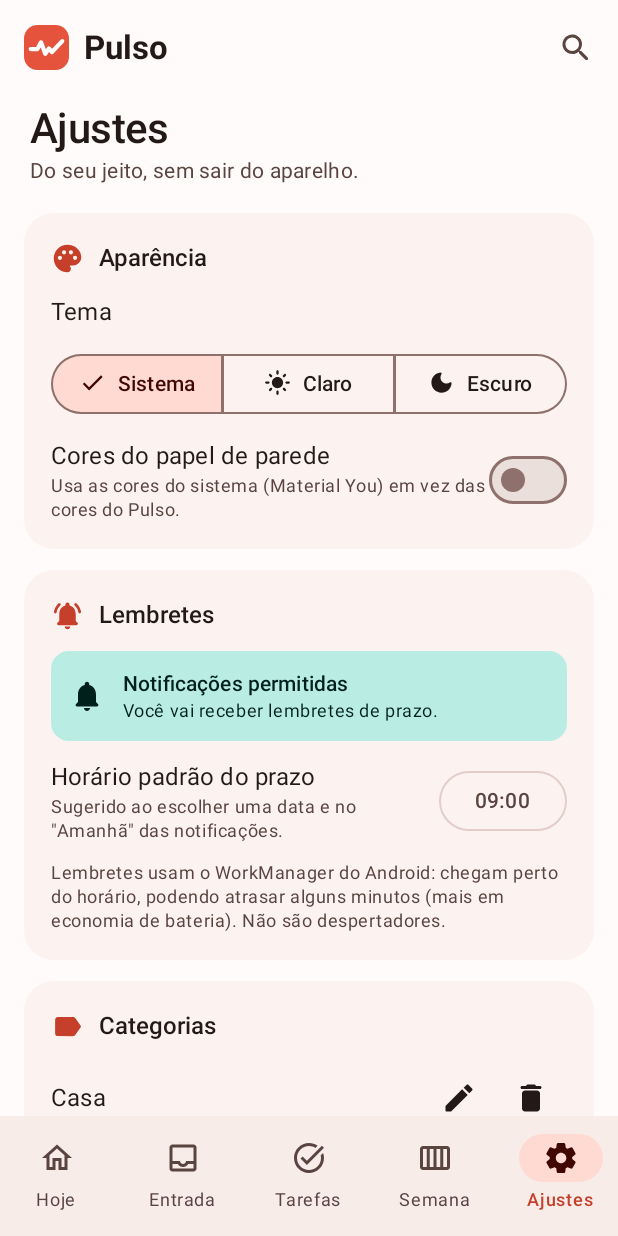
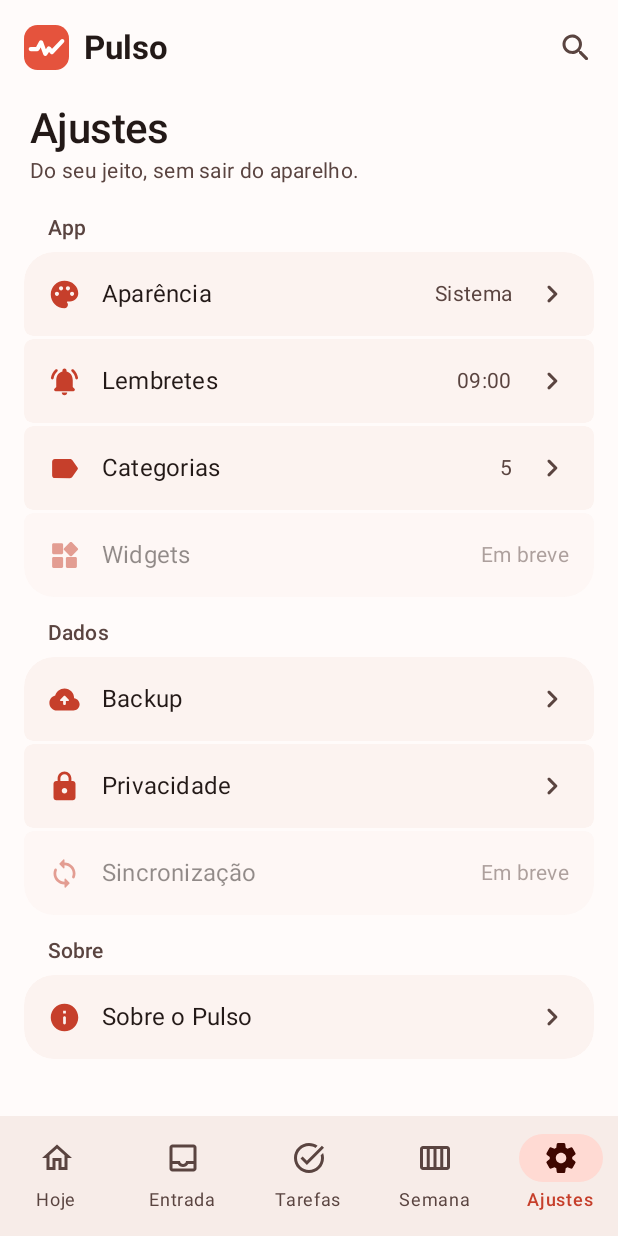
Before and after one commit to carrijoga/pulso, an Android app built with Jetpack Compose: the screen it shows after launch (MainActivity), item 5 of the bottom bar chosen, on a phone screen of 412 x 824 dp. Run offline under Robolectric (Android 15) with nearby library versions, the phone set to English and light mode, and no system bars; our stand-ins replace Room's generated code; libraries missing offline, so code that uses them is left out: androidx.glance, androidx.glance.appwidget.

Commit message:
feat(ui): settings as grouped index with sub-pages
- Ajustes root is now an index (App / Dados / Sobre) of rows with
  current value and chevron; content moved to sub-pages via Overlay.
- Widgets and Sincronização shown as disabled "Em breve" rows
  (SPEC 014 / SPEC 004).
- Hábitos removed from Ajustes (reachable from Hoje).
- Back from a category opened in Categorias returns to that sub-page.
- SPEC 016 documents the structure.

Co-Authored-By: Claude Opus 5.5 <noreply@anthropic.com>

```diff
--- a/app/src/main/java/dev/pulso/app/ui/PulsoScreens.kt
+++ b/app/src/main/java/dev/pulso/app/ui/PulsoScreens.kt
@@ -141,6 +141,8 @@ private enum class Overlay(val title: String) {
     SEARCH("Buscar"), REVIEW("Revisão semanal"), HABITS("Hábitos"),
     /** Title is the category name (see [PulsoScreens]). */
     CATEGORY("Categoria"),
+    SETTINGS_APPEARANCE("Aparência"), SETTINGS_REMINDERS("Lembretes"), SETTINGS_CATEGORIES("Categorias"),
+    SETTINGS_BACKUP("Backup"), SETTINGS_PRIVACY("Privacidade"), SETTINGS_ABOUT("Sobre o Pulso"),
 }
 
 /** Which editor sheet is open. Stored as ids so it survives rotation and follows Room updates. */
@@ -169,6 +171,8 @@ fun PulsoScreens(vm: PulsoViewModel) {
     var tab by rememberSaveable { mutableStateOf(Tab.TODAY) }
     var overlay by rememberSaveable { mutableStateOf<Overlay?>(null) }
     var categoryName by rememberSaveable { mutableStateOf<String?>(null) }
+    // Where Voltar goes from the category overlay (the Categorias sub-page); null = back to the tab.
+    var categoryBack by rememberSaveable { mutableStateOf<Overlay?>(null) }
     var editorKey by rememberSaveable { mutableStateOf<String?>(null) }
     // Day in focus on the Semana tab (epoch day); the "+" creates a task on it.
     var weekFocus by rememberSaveable { mutableLongStateOf(LocalDate.now().toEpochDay()) }
@@ -200,7 +204,8 @@ fun PulsoScreens(vm: PulsoViewModel) {
         toggleTask = { task, done -> if (done && task.openSubtasks > 0) pendingParent = task.id else vm.complete(task.id, done) },
         organizeInbox = { editorKey = "organize:${it.id}" },
     )
-    BackHandler(enabled = overlay != null) { overlay = null }
+    val goBack = { overlay = if (overlay == Overlay.CATEGORY) categoryBack else null; categoryBack = null }
+    BackHandler(enabled = overlay != null) { goBack() }
     BackHandler(enabled = overlay == null && tab != Tab.TODAY) { tab = Tab.TODAY }
 
     // One list state per tab so scroll position survives switching, and drives the FAB.
@@ -215,7 +220,7 @@ fun PulsoScreens(vm: PulsoViewModel) {
             TopAppBar(
                 colors = TopAppBarDefaults.topAppBarColors(containerColor = MaterialTheme.colorScheme.surface),
                 navigationIcon = {
-                    if (overlay != null) IconButton(onClick = { overlay = null }) {
+                    if (overlay != null) IconButton(onClick = goBack) {
                         Icon(Icons.AutoMirrored.Rounded.ArrowBack, contentDescription = "Voltar")
                     }
                 },
@@ -304,6 +309,13 @@ fun PulsoScreens(vm: PulsoViewModel) {
                     Overlay.CATEGORY.name -> Box(Modifier.padding(horizontal = 16.dp)) {
                         CategoryScreen(categoryName.orEmpty(), state, actions, onNewTask = { editorKey = "newcat:$it" })
                     }
+                    Overlay.SETTINGS_APPEARANCE.name -> AppearanceSettings(state, vm)
+                    Overlay.SETTINGS_REMINDERS.name -> ReminderSettings(state, vm, notifications)
+                    Overlay.SETTINGS_CATEGORIES.name -> CategorySettings(state, vm,
+                        onOpenCategory = { categoryName = it; categoryBack = Overlay.SETTINGS_CATEGORIES; overlay = Overlay.CATEGORY })
+                    Overlay.SETTINGS_BACKUP.name -> BackupSettings(vm)
+                    Overlay.SETTINGS_PRIVACY.name -> PrivacySettings()
+                    Overlay.SETTINGS_ABOUT.name -> AboutSettings()
                     Tab.TODAY.name -> TodayScreen(state, actions, listStates.getValue(Tab.TODAY),
                         habits = habitState, habitVm = habitVm,
                         onReview = { overlay = Overlay.REVIEW }, onOpenHabits = { overlay = Overlay.HABITS },
@@ -314,8 +326,16 @@ fun PulsoScreens(vm: PulsoViewModel) {
                         focusDay = LocalDate.ofEpochDay(weekFocus), onFocusDay = { weekFocus = it.toEpochDay() },
                         onReschedule = vm::reschedule, onOpenTasks = { tab = Tab.TASKS })
                     else -> Column(Modifier.padding(horizontal = 16.dp)) {
-                        SettingsScreen(state, vm, notifications, onOpenHabits = { overlay = Overlay.HABITS },
-                            onOpenCategory = { categoryName = it; overlay = Overlay.CATEGORY })
+                        SettingsScreen(state, notifications, onOpen = { page ->
+                            overlay = when (page) {
+                                SettingsPage.APPEARANCE -> Overlay.SETTINGS_APPEARANCE
+                                SettingsPage.REMINDERS -> Overlay.SETTINGS_REMINDERS
+                                SettingsPage.CATEGORIES -> Overlay.SETTINGS_CATEGORIES
+                                SettingsPage.BACKUP -> Overlay.SETTINGS_BACKUP
+                                SettingsPage.PRIVACY -> Overlay.SETTINGS_PRIVACY
+                                SettingsPage.ABOUT -> Overlay.SETTINGS_ABOUT
+                            }
+                        })
                     }
                 }
             }
--- a/app/src/main/java/dev/pulso/app/ui/SettingsScreen.kt
+++ b/app/src/main/java/dev/pulso/app/ui/SettingsScreen.kt
@@ -29,7 +29,6 @@ import androidx.compose.material.icons.rounded.DarkMode
 import androidx.compose.material.icons.rounded.LightMode
 import androidx.compose.material.icons.rounded.NotificationsActive
 import androidx.compose.material.icons.rounded.Palette
-import androidx.compose.material.icons.rounded.Repeat
 import androidx.compose.material.icons.automirrored.rounded.Label
 import androidx.compose.material3.SegmentedButton
 import androidx.compose.material3.SegmentedButtonDefaults
@@ -51,6 +50,17 @@ import androidx.compose.material3.MaterialTheme
 import androidx.compose.material3.OutlinedButton
 import androidx.compose.material3.OutlinedTextField
 import androidx.compose.material3.Text
+import androidx.compose.material3.Surface
+import androidx.compose.foundation.layout.ColumnScope
+import androidx.compose.foundation.shape.RoundedCornerShape
+import androidx.compose.ui.draw.alpha
+import androidx.compose.ui.draw.clip
+import androidx.compose.ui.graphics.Shape
+import androidx.compose.ui.graphics.vector.ImageVector
+import androidx.compose.material.icons.automirrored.rounded.KeyboardArrowRight
+import androidx.compose.material.icons.rounded.Widgets
+import androidx.compose.material.icons.rounded.Sync
+import androidx.compose.material.icons.rounded.Info
 import androidx.compose.material3.TextButton
 import androidx.compose.runtime.Composable
 import androidx.compose.runtime.getValue
@@ -78,14 +88,149 @@ import kotlinx.coroutines.withContext
 import java.time.LocalTime
 import java.time.format.DateTimeFormatter
 
+/** Sub-pages of the Ajustes index; [PulsoScreens] maps each one to an overlay. */
+enum class SettingsPage { APPEARANCE, REMINDERS, CATEGORIES, BACKUP, PRIVACY, ABOUT }
+
+private class SettingsRowData(
+    val icon: ImageVector, val label: String, val value: String, val onClick: (() -> Unit)? = null,
+)
+
+private val OuterCorner = 20.dp
+private val InnerCorner = 6.dp
+
+@Composable
+private fun appVersion(): String {
+    val context = LocalContext.current
+    return remember { runCatching { context.packageManager.getPackageInfo(context.packageName, 0).versionName }.getOrNull().orEmpty() }
+}
+
 @Composable
 fun SettingsScreen(
     state: PulsoUiState,
-    vm: PulsoViewModel,
     notifications: NotificationPermissionState,
-    onOpenHabits: () -> Unit,
-    onOpenCategory: (String) -> Unit,
+    onOpen: (SettingsPage) -> Unit,
 ) {
+    val reminders = if (notifications.access == NotificationAccess.ALLOWED)
+        state.settings.defaultDueTime.format(DateTimeFormatter.ofPattern("HH:mm")) else "Desativados"
+    Column(Modifier.verticalScroll(rememberScrollState()), verticalArrangement = Arrangement.spacedBy(14.dp)) {
+        ScreenTitle("Ajustes", "Do seu jeito, sem sair do aparelho.")
+        SettingsGroup("App", listOf(
+            SettingsRowData(Icons.Rounded.Palette, "Aparência", state.settings.appearance.themeMode.label) { onOpen(SettingsPage.APPEARANCE) },
+            SettingsRowData(Icons.Rounded.NotificationsActive, "Lembretes", reminders) { onOpen(SettingsPage.REMINDERS) },
+            SettingsRowData(Icons.AutoMirrored.Rounded.Label, "Categorias", "${state.categories.size}") { onOpen(SettingsPage.CATEGORIES) },
+            SettingsRowData(Icons.Rounded.Widgets, "Widgets", "Em breve"), // planned: SPEC 014
+        ))
+        SettingsGroup("Dados", listOf(
+            SettingsRowData(Icons.Rounded.Backup, "Backup", "") { onOpen(SettingsPage.BACKUP) },
+            SettingsRowData(Icons.Rounded.Lock, "Privacidade", "") { onOpen(SettingsPage.PRIVACY) },
+            SettingsRowData(Icons.Rounded.Sync, "Sincronização", "Em breve"), // planned: SPEC 004
+        ))
+        SettingsGroup("Sobre", listOf(
+            SettingsRowData(Icons.Rounded.Info, "Sobre o Pulso", appVersion()) { onOpen(SettingsPage.ABOUT) },
+        ))
+        Spacer(Modifier.height(104.dp))
+    }
+}
+
+@Composable
+private fun SettingsGroup(title: String, rows: List<SettingsRowData>) {
+    Column(verticalArrangement = Arrangement.spacedBy(2.dp)) {
+        Text(title, style = MaterialTheme.typography.labelLarge, color = MaterialTheme.colorScheme.onSurfaceVariant,
+            modifier = Modifier.padding(start = 16.dp, bottom = 4.dp))
+        rows.forEachIndexed { index, row ->
+            val top = if (index == 0) OuterCorner else InnerCorner
+            val bottom = if (index == rows.lastIndex) OuterCorner else InnerCorner
+            SettingsRow(row, RoundedCornerShape(topStart = top, topEnd = top, bottomStart = bottom, bottomEnd = bottom))
+        }
+    }
+}
+
+/** A row without [SettingsRowData.onClick] is a planned placeholder: dimmed, no chevron, not clickable. */
+@Composable
+private fun SettingsRow(row: SettingsRowData, shape: Shape) {
+    val description = if (row.value.isEmpty()) row.label else "${row.label}, ${row.value.replaceFirstChar { it.lowercase() }}"
+    val interaction = if (row.onClick != null) Modifier.clickable(role = Role.Button, onClick = row.onClick) else Modifier.alpha(0.5f)
+    Surface(shape = shape, color = MaterialTheme.colorScheme.surfaceContainerLow, modifier = Modifier.fillMaxWidth()
+        .clip(shape).then(interaction).semantics(mergeDescendants = true) { contentDescription = description }) {
+        Row(Modifier.heightIn(min = 56.dp).padding(horizontal = 16.dp), verticalAlignment = Alignment.CenterVertically,
+            horizontalArrangement = Arrangement.spacedBy(14.dp)) {
+            Icon(row.icon, contentDescription = null, tint = MaterialTheme.colorScheme.primary, modifier = Modifier.size(22.dp))
+            Text(row.label, Modifier.weight(1f), style = MaterialTheme.typography.bodyLarge)
+            if (row.value.isNotEmpty()) Text(row.value, style = MaterialTheme.typography.bodyMedium,
+                color = MaterialTheme.colorScheme.onSurfaceVariant)
+            if (row.onClick != null) Icon(Icons.AutoMirrored.Rounded.KeyboardArrowRight, contentDescription = null,
+                tint = MaterialTheme.colorScheme.onSurfaceVariant)
+        }
+    }
+}
+
+@Composable
+private fun SubPage(content: @Composable ColumnScope.() -> Unit) {
+    Column(Modifier.verticalScroll(rememberScrollState()).padding(horizontal = 16.dp),
+        verticalArrangement = Arrangement.spacedBy(14.dp), content = content)
+}
+
+@Composable
+fun AppearanceSettings(state: PulsoUiState, vm: PulsoViewModel) = SubPage {
+    Text("Tema")
+    SingleChoiceSegmentedButtonRow(Modifier.fillMaxWidth()) {
+        ThemeMode.entries.forEachIndexed { index, mode ->
+            SegmentedButton(selected = state.settings.appearance.themeMode == mode, onClick = { vm.themeMode(mode) },
+                colors = SegmentedButtonDefaults.colors(activeContainerColor = MaterialTheme.colorScheme.primaryContainer,
+                    activeContentColor = MaterialTheme.colorScheme.onPrimaryContainer),
+                shape = SegmentedButtonDefaults.itemShape(index, ThemeMode.entries.size),
+                icon = { SegmentedButtonDefaults.Icon(state.settings.appearance.themeMode == mode) {
+                    Icon(when (mode) { ThemeMode.SYSTEM -> Icons.Rounded.BrightnessAuto
+                        ThemeMode.LIGHT -> Icons.Rounded.LightMode; ThemeMode.DARK -> Icons.Rounded.DarkMode },
+                        contentDescription = null, modifier = Modifier.size(SegmentedButtonDefaults.IconSize))
+                } }) { Text(mode.label) }
+        }
+    }
+    // The whole row toggles, so TalkBack reads the label together with the switch state.
+    if (android.os.Build.VERSION.SDK_INT >= 31) Row(Modifier.fillMaxWidth().toggleable(
+        value = state.settings.appearance.dynamicColor, role = Role.Switch, onValueChange = vm::dynamicColor),
+        verticalAlignment = Alignment.CenterVertically) {
+        Column(Modifier.weight(1f)) {
+            Text("Cores do papel de parede")
+            Text("Usa as cores do sistema (Material You) em vez das cores do Pulso.",
+                style = MaterialTheme.typography.bodySmall, color = MaterialTheme.colorScheme.onSurfaceVariant)
+        }
+        androidx.compose.material3.Switch(checked = state.settings.appearance.dynamicColor, onCheckedChange = null)
+    }
+}
+
+@Composable
+fun ReminderSettings(state: PulsoUiState, vm: PulsoViewModel, notifications: NotificationPermissionState) = SubPage {
+    val context = LocalContext.current
+    NotificationStatus(notifications)
+    val time = state.settings.defaultDueTime
+    Row(Modifier.fillMaxWidth(), verticalAlignment = Alignment.CenterVertically,
+        horizontalArrangement = Arrangement.SpaceBetween) {
+        Column(Modifier.weight(1f)) {
+            Text("Horário padrão do prazo")
+            Text("Sugerido ao escolher uma data e no \"Amanhã\" das notificações.",
+                style = MaterialTheme.typography.bodySmall, color = MaterialTheme.colorScheme.onSurfaceVariant)
+        }
+        val timeText = time.format(DateTimeFormatter.ofPattern("HH:mm"))
+        OutlinedButton(modifier = Modifier.semantics { contentDescription = "Horário padrão do prazo, $timeText. Alterar" },
+            onClick = {
+            TimePickerDialog(context, { _, hour, minute -> vm.defaultDueTime(LocalTime.of(hour, minute)) },
+                time.hour, time.minute, DateFormat.is24HourFormat(context)).show()
+        }) { Text(timeText) }
+    }
+    Text("Lembretes usam o WorkManager do Android: chegam perto do horário, podendo atrasar alguns minutos " +
+        "(mais em economia de bateria). Não são despertadores.",
+        style = MaterialTheme.typography.bodySmall, color = MaterialTheme.colorScheme.onSurfaceVariant)
+}
+
+@Composable
+fun CategorySettings(state: PulsoUiState, vm: PulsoViewModel, onOpenCategory: (String) -> Unit) = SubPage {
+    CategoryManager(state.categories, vm, onOpenCategory)
+}
+
+// The launchers live here so they are registered only while the Backup page is shown.
+@Composable
+fun BackupSettings(vm: PulsoViewModel) = SubPage {
     val context = LocalContext.current
     val scope = rememberCoroutineScope()
     var feedback by remember { mutableStateOf<String?>(null) }
@@ -115,74 +260,6 @@ fun SettingsScreen(
             }.onFailure { feedback = it.message }
         }
     }
-    Column(Modifier.verticalScroll(rememberScrollState()), verticalArrangement = Arrangement.spacedBy(14.dp)) {
-        ScreenTitle("Ajustes", "Do seu jeito, sem sair do aparelho.")
-
-        SettingsSection("Aparência", Icons.Rounded.Palette) {
-            Text("Tema")
-            SingleChoiceSegmentedButtonRow(Modifier.fillMaxWidth()) {
-                ThemeMode.entries.forEachIndexed { index, mode ->
-                    SegmentedButton(selected = state.settings.appearance.themeMode == mode, onClick = { vm.themeMode(mode) },
-                        colors = SegmentedButtonDefaults.colors(activeContainerColor = MaterialTheme.colorScheme.primaryContainer,
-                            activeContentColor = MaterialTheme.colorScheme.onPrimaryContainer),
-                        shape = SegmentedButtonDefaults.itemShape(index, ThemeMode.entries.size),
-                        icon = { SegmentedButtonDefaults.Icon(state.settings.appearance.themeMode == mode) {
-                            Icon(when (mode) { ThemeMode.SYSTEM -> Icons.Rounded.BrightnessAuto
-                                ThemeMode.LIGHT -> Icons.Rounded.LightMode; ThemeMode.DARK -> Icons.Rounded.DarkMode },
-                                contentDescription = null, modifier = Modifier.size(SegmentedButtonDefaults.IconSize))
-                        } }) { Text(mode.label) }
-                }
-            }
-            // The whole row toggles, so TalkBack reads the label together with the switch state.
-            if (android.os.Build.VERSION.SDK_INT >= 31) Row(Modifier.fillMaxWidth().toggleable(
-                value = state.settings.appearance.dynamicColor, role = Role.Switch, onValueChange = vm::dynamicColor),
-                verticalAlignment = Alignment.CenterVertically) {
-                Column(Modifier.weight(1f)) {
-                    Text("Cores do papel de parede")
-                    Text("Usa as cores do sistema (Material You) em vez das cores do Pulso.",
-                        style = MaterialTheme.typography.bodySmall, color = MaterialTheme.colorScheme.onSurfaceVariant)
-                }
-                androidx.compose.material3.Switch(checked = state.settings.appearance.dynamicColor,
-                    onCheckedChange = null)
-            }
-        }
-
-        SettingsSection("Lembretes", Icons.Rounded.NotificationsActive) {
-            NotificationStatus(notifications)
-            val time = state.settings.defaultDueTime
-            Row(Modifier.fillMaxWidth(), verticalAlignment = Alignment.CenterVertically,
-                horizontalArrangement = Arrangement.SpaceBetween) {
-                Column(Modifier.weight(1f)) {
-                    Text("Horário padrão do prazo")
-                    Text("Sugerido ao escolher uma data e no \"Amanhã\" das notificações.",
-                        style = MaterialTheme.typography.bodySmall, color = MaterialTheme.colorScheme.onSurfaceVariant)
-                }
-                val timeText = time.format(DateTimeFormatter.ofPattern("HH:mm"))
-                OutlinedButton(modifier = Modifier.semantics { contentDescription = "Horário padrão do prazo, $timeText. Alterar" },
-                    onClick = {
-                    TimePickerDialog(context, { _, hour, minute -> vm.defaultDueTime(LocalTime.of(hour, minute)) },
-                        time.hour, time.minute, DateFormat.is24HourFormat(context)).show()
-                }) { Text(timeText) }
-            }
-            Text("Lembretes usam o WorkManager do Android: chegam perto do horário, podendo atrasar alguns minutos " +
-                "(mais em economia de bateria). Não são despertadores.",
-                style = MaterialTheme.typography.bodySmall, color = MaterialTheme.colorScheme.onSurfaceVariant)
-        }
-
-        SettingsSection("Categorias", Icons.AutoMirrored.Rounded.Label) { CategoryManager(state.categories, vm, onOpenCategory) }
-
-        SettingsSection("Hábitos", Icons.Rounded.Repeat) {
-            Text("Rotinas que se marcam com um toque por dia. Ficam fora da lista de tarefas.",
-                style = MaterialTheme.typography.bodySmall, color = MaterialTheme.colorScheme.onSurfaceVariant)
-            OutlinedButton(onClick = onOpenHabits, modifier = Modifier.fillMaxWidth()) { Text("Gerenciar hábitos") }
-        }
-
-        SettingsSection("Privacidade", Icons.Rounded.Lock) {
-            Text("Ditar anotação: $VOICE_PRIVACY_NOTICE",
-                style = MaterialTheme.typography.bodySmall, color = MaterialTheme.colorScheme.onSurfaceVariant)
-        }
-
-        SettingsSection("Backup", Icons.Rounded.Backup) {
     Button(onClick = { save.launch("pulso-backup-v4-${java.time.LocalDate.now()}.json") }, modifier = Modifier.fillMaxWidth()) {
         Text("Exportar backup JSON")
     }
@@ -193,6 +270,15 @@ fun SettingsScreen(
     if (feedback != null) Text(feedback!!, color = MaterialTheme.colorScheme.primary)
 }
 
+@Composable
+fun PrivacySettings() = SubPage {
+    Text("Ditar anotação: $VOICE_PRIVACY_NOTICE",
+        style = MaterialTheme.typography.bodySmall, color = MaterialTheme.colorScheme.onSurfaceVariant)
+}
+
+@Composable
+fun AboutSettings() = SubPage {
+    val version = appVersion()
     Row(Modifier.fillMaxWidth().padding(vertical = 8.dp), verticalAlignment = Alignment.CenterVertically,
         horizontalArrangement = Arrangement.spacedBy(12.dp)) {
         dev.pulso.app.ui.components.PulseMark(size = 36.dp)
@@ -202,22 +288,8 @@ fun SettingsScreen(
                 style = MaterialTheme.typography.bodySmall, color = MaterialTheme.colorScheme.onSurfaceVariant)
         }
     }
-        Spacer(Modifier.height(104.dp))
-    }
-}
-
-@Composable
-private fun SettingsSection(title: String, icon: androidx.compose.ui.graphics.vector.ImageVector, content: @Composable () -> Unit) {
-    androidx.compose.material3.Surface(Modifier.fillMaxWidth(), shape = MaterialTheme.shapes.medium,
-        color = MaterialTheme.colorScheme.surfaceContainerLow) {
-        Column(Modifier.padding(18.dp), verticalArrangement = Arrangement.spacedBy(12.dp)) {
-            Row(verticalAlignment = Alignment.CenterVertically, horizontalArrangement = Arrangement.spacedBy(10.dp)) {
-                Icon(icon, contentDescription = null, tint = MaterialTheme.colorScheme.primary, modifier = Modifier.size(22.dp))
-                Text(title, style = MaterialTheme.typography.titleMedium)
-            }
-            content()
-        }
-    }
+    if (version.isNotEmpty()) Text("Versão $version", style = MaterialTheme.typography.bodyMedium,
+        color = MaterialTheme.colorScheme.onSurfaceVariant)
 }
 
 @Composable
```
Also changed, not shown: 3 other files. Lines whose indentation alone changed are shown as unchanged.
